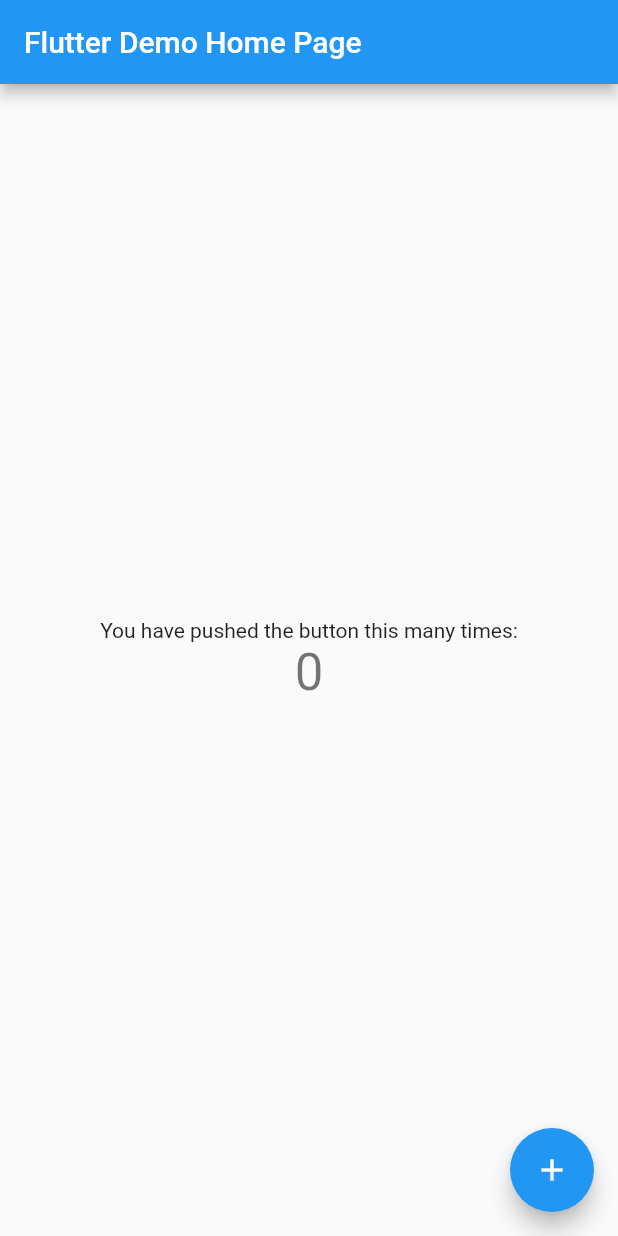
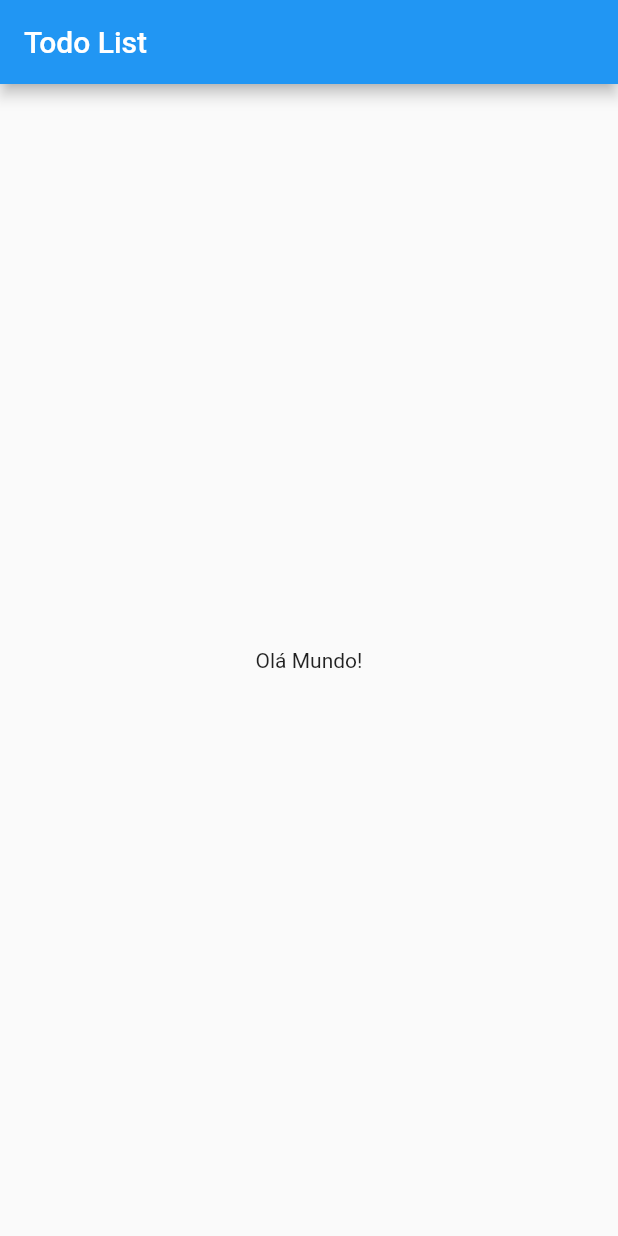
Before and after one commit to pmarcosfelipe/flutter-development, a Flutter app: the screen it shows after launch, on a phone screen of 412 x 824 dp. Run offline on Flutter 3.47's test engine with Material 2 defaults, Android fonts, the phone set to English and light mode, and no system bars.

Commit message:
Starting project with learning about Material App and Scaffold

```diff
--- a/7184/todo/lib/main.dart
+++ b/7184/todo/lib/main.dart
@@ -1,111 +1,32 @@
 import 'package:flutter/material.dart';
+import 'package:flutter/cupertino.dart';
 
-void main() => runApp(MyApp());
+void main() => runApp(App());
 
-class MyApp extends StatelessWidget {
-  // This widget is the root of your application.
+class App extends StatelessWidget {
   @override
   Widget build(BuildContext context) {
     return MaterialApp(
-      title: 'Flutter Demo',
+      title: 'Todo App',
+      debugShowCheckedModeBanner: false,
       theme: ThemeData(
-        // This is the theme of your application.
-        //
-        // Try running your application with "flutter run". You'll see the
-        // application has a blue toolbar. Then, without quitting the app, try
-        // changing the primarySwatch below to Colors.green and then invoke
-        // "hot reload" (press "r" in the console where you ran "flutter run",
-        // or simply save your changes to "hot reload" in a Flutter IDE).
-        // Notice that the counter didn't reset back to zero; the application
-        // is not restarted.
         primarySwatch: Colors.blue,
       ),
-      home: MyHomePage(title: 'Flutter Demo Home Page'),
+      home: HomePage(),
     );
   }
 }
 
-class MyHomePage extends StatefulWidget {
-  MyHomePage({Key key, this.title}) : super(key: key);
-
-  // This widget is the home page of your application. It is stateful, meaning
-  // that it has a State object (defined below) that contains fields that affect
-  // how it looks.
-
-  // This class is the configuration for the state. It holds the values (in this
-  // case the title) provided by the parent (in this case the App widget) and
-  // used by the build method of the State. Fields in a Widget subclass are
-  // always marked "final".
-
-  final String title;
-
-  @override
-  _MyHomePageState createState() => _MyHomePageState();
-}
-
-class _MyHomePageState extends State<MyHomePage> {
-  int _counter = 0;
-
-  void _incrementCounter() {
-    setState(() {
-      // This call to setState tells the Flutter framework that something has
-      // changed in this State, which causes it to rerun the build method below
-      // so that the display can reflect the updated values. If we changed
-      // _counter without calling setState(), then the build method would not be
-      // called again, and so nothing would appear to happen.
-      _counter++;
-    });
-  }
-
+class HomePage extends StatelessWidget {
   @override
   Widget build(BuildContext context) {
-    // This method is rerun every time setState is called, for instance as done
-    // by the _incrementCounter method above.
-    //
-    // The Flutter framework has been optimized to make rerunning build methods
-    // fast, so that you can just rebuild anything that needs updating rather
-    // than having to individually change instances of widgets.
     return Scaffold(
-      appBar: AppBar(
-        // Here we take the value from the MyHomePage object that was created by
-        // the App.build method, and use it to set our appbar title.
-        title: Text(widget.title),
-      ),
-      body: Center(
-        // Center is a layout widget. It takes a single child and positions it
-        // in the middle of the parent.
-        child: Column(
-          // Column is also a layout widget. It takes a list of children and
-          // arranges them vertically. By default, it sizes itself to fit its
-          // children horizontally, and tries to be as tall as its parent.
-          //
-          // Invoke "debug painting" (press "p" in the console, choose the
-          // "Toggle Debug Paint" action from the Flutter Inspector in Android
-          // Studio, or the "Toggle Debug Paint" command in Visual Studio Code)
-          // to see the wireframe for each widget.
-          //
-          // Column has various properties to control how it sizes itself and
-          // how it positions its children. Here we use mainAxisAlignment to
-          // center the children vertically; the main axis here is the vertical
-          // axis because Columns are vertical (the cross axis would be
-          // horizontal).
-          mainAxisAlignment: MainAxisAlignment.center,
-          children: <Widget>[
-            Text(
-              'You have pushed the button this many times:',
-            ),
-            Text(
-              '$_counter',
-              style: Theme.of(context).textTheme.display1,
-            ),
-          ],
+        appBar: AppBar(
+          title: Text('Todo List'),
         ),
-      ),
-      floatingActionButton: FloatingActionButton(
-        onPressed: _incrementCounter,
-        tooltip: 'Increment',
-        child: Icon(Icons.add),
-      ), // This trailing comma makes auto-formatting nicer for build methods.
-    );
+        body: Container(
+            child: Center(
+          child: Text('Olá Mundo!'),
+        )));
   }
 }
```
